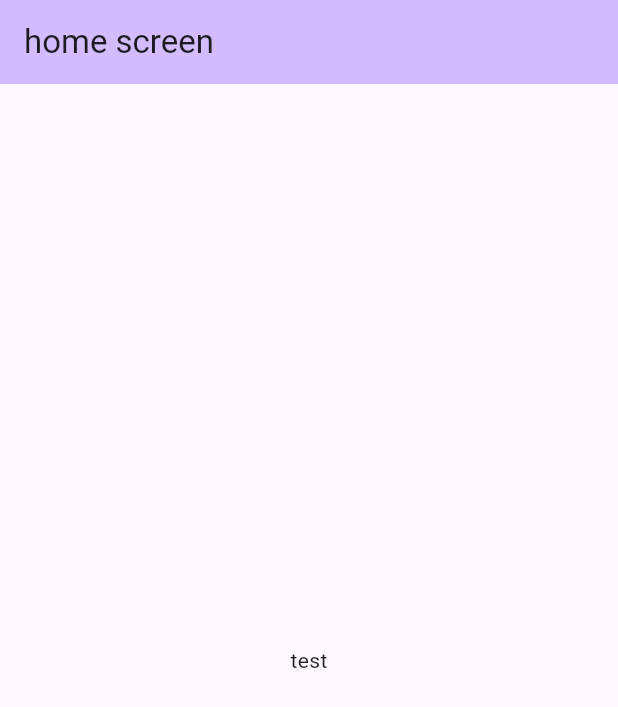
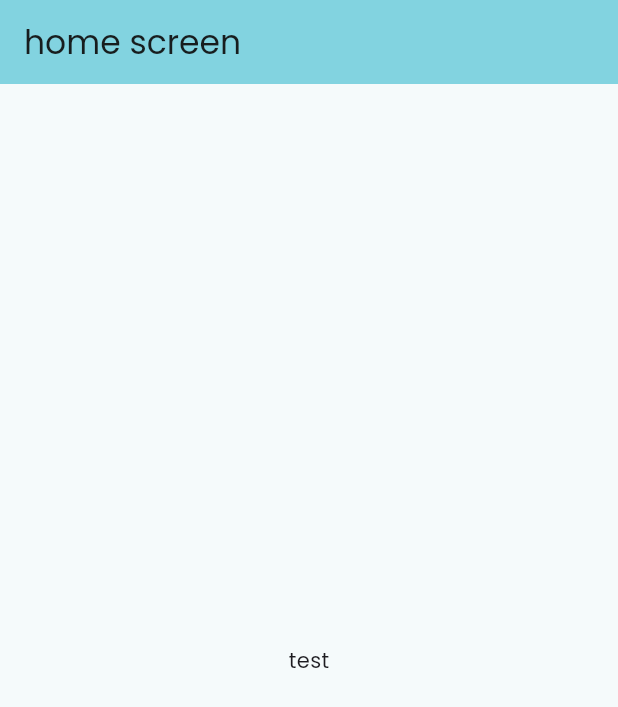
Before and after one commit to justIsal/article_mobile-app, a Flutter app: the screen it shows after launch, on a phone screen of 412 x 824 dp. Shown: the top 707 px of the screen. Run offline on Flutter 3.47's test engine with Material 3 defaults, Android fonts, the light colour scheme and no system bars; our stand-ins replace google_fonts.

Commit message:
nambihan librabry font google

```diff
--- a/lib/main.dart
+++ b/lib/main.dart
@@ -1,5 +1,6 @@
+import 'pages/home/home_screen.dart';
 import 'package:flutter/material.dart';
-import 'pages/home/home_screen.dart';
+import 'package:google_fonts/google_fonts.dart';
 
 void main() {
   runApp(const MyApp());
@@ -14,9 +15,11 @@ class MyApp extends StatelessWidget {
       debugShowCheckedModeBanner: false,
       title: 'Flutter Demo',
       theme: ThemeData(
-        colorScheme: ColorScheme.fromSeed(seedColor: Colors.deepPurple),
-        useMaterial3: true,
-      ),
+          useMaterial3: true,
+          colorSchemeSeed: Colors.white,
+          textTheme: GoogleFonts.poppinsTextTheme(
+            Theme.of(context).textTheme,
+          )),
       home: const HomeScreen(),
     );
   }
--- a/pubspec.yaml
+++ b/pubspec.yaml
@@ -12,6 +12,7 @@ dependencies:
   flutter:
     sdk: flutter
 
+  google_fonts: ^6.2.1
   cupertino_icons: ^1.0.6
 
 dev_dependencies:
```
Also changed, not shown: pubspec.lock.
